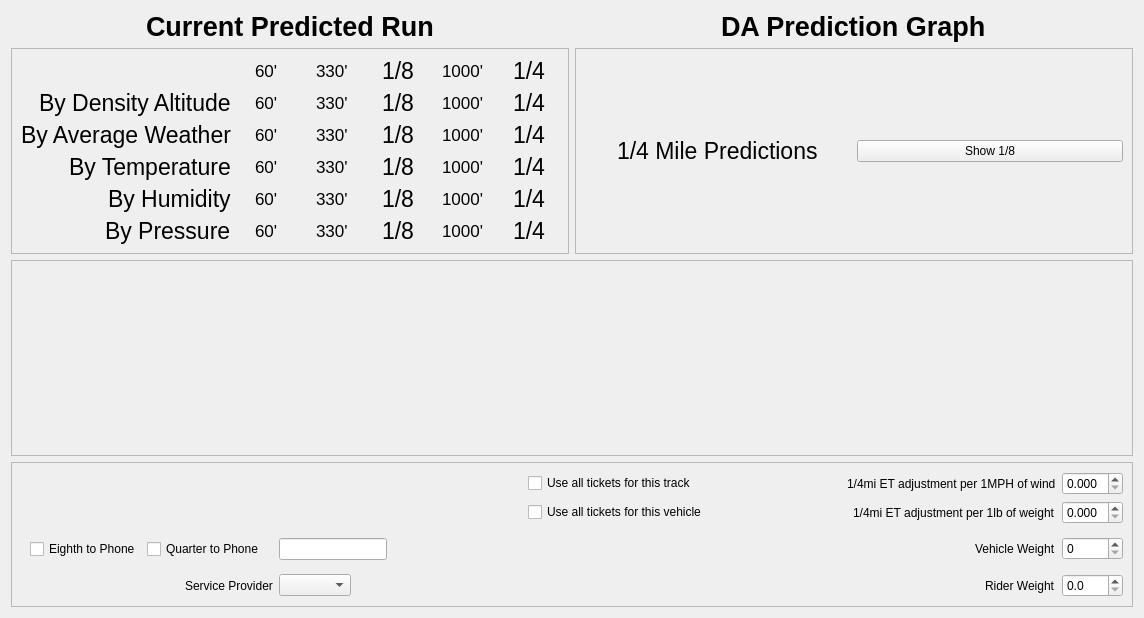
Old version of the form narob-desktop/predictiontab.ui in the repository iforgetware/narob.
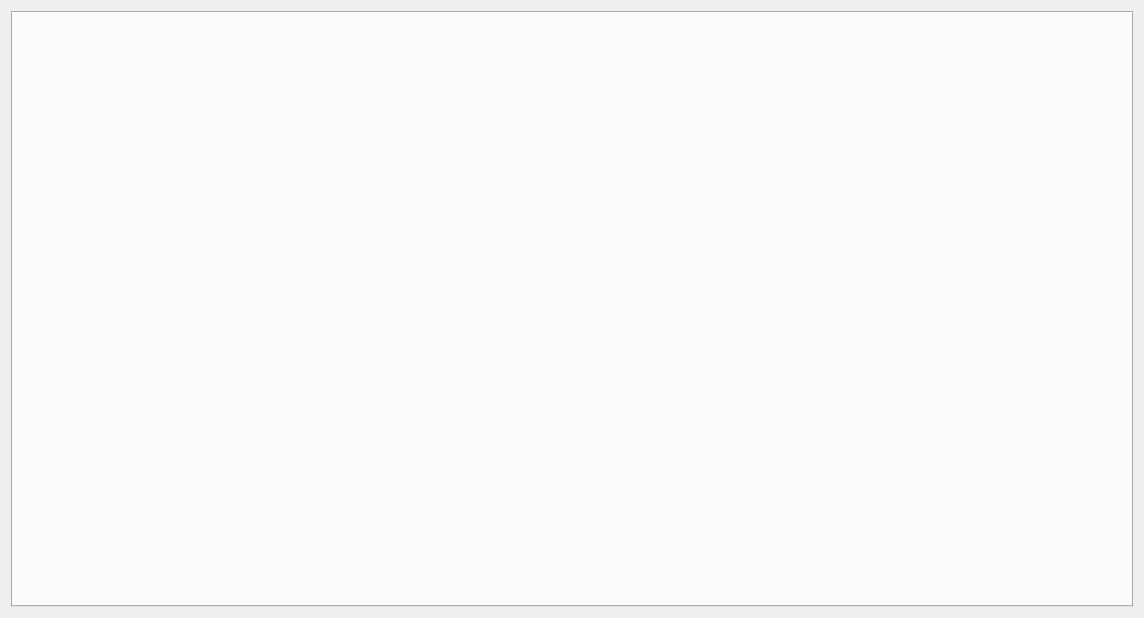
New version of the form. Custom widgets are drawn as their Qt base class.

Commit message: v0.5.0 ticket model and prediction changes

```diff
--- a/narob-desktop/predictiontab.ui
+++ b/narob-desktop/predictiontab.ui
@@ -13,710 +13,12 @@
   <property name="windowTitle">
    <string>Form</string>
   </property>
-  <layout class="QGridLayout" name="gridLayout">
-   <item row="0" column="0" alignment="Qt::AlignHCenter">
-    <widget class="QLabel" name="currentPLabel">
-     <property name="font">
-      <font>
-       <pointsize>20</pointsize>
-       <weight>75</weight>
-       <bold>true</bold>
-      </font>
-     </property>
-     <property name="text">
-      <string>Current Predicted Run</string>
-     </property>
-    </widget>
-   </item>
-   <item row="6" column="0">
-    <widget class="QFrame" name="currentPFrame">
-     <property name="frameShape">
-      <enum>QFrame::StyledPanel</enum>
-     </property>
-     <property name="frameShadow">
-      <enum>QFrame::Raised</enum>
-     </property>
-     <layout class="QGridLayout" name="gridLayout_3">
-      <item row="2" column="0" alignment="Qt::AlignRight">
-       <widget class="QLabel" name="averageLabel">
-        <property name="font">
-         <font>
-          <pointsize>17</pointsize>
-         </font>
-        </property>
-        <property name="text">
-         <string>By Average Weather</string>
-        </property>
-       </widget>
-      </item>
-      <item row="1" column="2" alignment="Qt::AlignHCenter">
-       <widget class="QLabel" name="threeThirtyD">
-        <property name="font">
-         <font>
-          <pointsize>13</pointsize>
-         </font>
-        </property>
-        <property name="text">
-         <string>330'</string>
-        </property>
-       </widget>
-      </item>
-      <item row="0" column="3" alignment="Qt::AlignHCenter">
-       <widget class="QLabel" name="eighthLabel">
-        <property name="font">
-         <font>
-          <pointsize>17</pointsize>
-         </font>
-        </property>
-        <property name="text">
-         <string>1/8</string>
-        </property>
-       </widget>
-      </item>
-      <item row="3" column="3" alignment="Qt::AlignHCenter">
-       <widget class="QLabel" name="eighthT">
-        <property name="font">
-         <font>
-          <pointsize>17</pointsize>
-         </font>
-        </property>
-        <property name="text">
-         <string>1/8</string>
-        </property>
-       </widget>
-      </item>
-      <item row="2" column="3" alignment="Qt::AlignHCenter">
-       <widget class="QLabel" name="eighthA">
-        <property name="font">
-         <font>
-          <pointsize>17</pointsize>
-         </font>
-        </property>
-        <property name="text">
-         <string>1/8</string>
-        </property>
-       </widget>
-      </item>
-      <item row="3" column="4" alignment="Qt::AlignHCenter">
-       <widget class="QLabel" name="thousandT">
-        <property name="font">
-         <font>
-          <pointsize>13</pointsize>
-         </font>
-        </property>
-        <property name="text">
-         <string>1000'</string>
-        </property>
-       </widget>
-      </item>
-      <item row="4" column="1" alignment="Qt::AlignHCenter">
-       <widget class="QLabel" name="sixtyH">
-        <property name="font">
-         <font>
-          <pointsize>13</pointsize>
-         </font>
-        </property>
-        <property name="text">
-         <string>60'</string>
-        </property>
-       </widget>
-      </item>
-      <item row="1" column="5" alignment="Qt::AlignHCenter">
-       <widget class="QLabel" name="quarterD">
-        <property name="font">
-         <font>
-          <pointsize>17</pointsize>
-         </font>
-        </property>
-        <property name="text">
-         <string>1/4</string>
-        </property>
-       </widget>
-      </item>
-      <item row="4" column="3" alignment="Qt::AlignHCenter">
-       <widget class="QLabel" name="eighthH">
-        <property name="font">
-         <font>
-          <pointsize>17</pointsize>
-         </font>
-        </property>
-        <property name="text">
-         <string>1/8</string>
-        </property>
-       </widget>
-      </item>
-      <item row="0" column="4" alignment="Qt::AlignHCenter">
-       <widget class="QLabel" name="thousandLabel">
-        <property name="font">
-         <font>
-          <pointsize>13</pointsize>
-         </font>
-        </property>
-        <property name="text">
-         <string>1000'</string>
-        </property>
-       </widget>
-      </item>
-      <item row="2" column="5" alignment="Qt::AlignHCenter">
-       <widget class="QLabel" name="quarterA">
-        <property name="font">
-         <font>
-          <pointsize>17</pointsize>
-         </font>
-        </property>
-        <property name="text">
-         <string>1/4</string>
-        </property>
-       </widget>
-      </item>
-      <item row="0" column="5" alignment="Qt::AlignHCenter">
-       <widget class="QLabel" name="quarterLabel">
-        <property name="font">
-         <font>
-          <pointsize>17</pointsize>
-         </font>
-        </property>
-        <property name="text">
-         <string>1/4</string>
-        </property>
-       </widget>
-      </item>
-      <item row="5" column="0" alignment="Qt::AlignRight">
-       <widget class="QLabel" name="pressureLabel">
-        <property name="font">
-         <font>
-          <pointsize>17</pointsize>
-         </font>
-        </property>
-        <property name="text">
-         <string>By Pressure</string>
-        </property>
-       </widget>
-      </item>
-      <item row="0" column="2" alignment="Qt::AlignHCenter">
-       <widget class="QLabel" name="threeThirtyLabel">
-        <property name="font">
-         <font>
-          <pointsize>13</pointsize>
-         </font>
-        </property>
-        <property name="text">
-         <string>330'</string>
-        </property>
-       </widget>
-      </item>
-      <item row="4" column="2" alignment="Qt::AlignHCenter">
-       <widget class="QLabel" name="threeThirtyH">
-        <property name="font">
-         <font>
-          <pointsize>13</pointsize>
-         </font>
-        </property>
-        <property name="text">
-         <string>330'</string>
-        </property>
-       </widget>
-      </item>
-      <item row="5" column="2" alignment="Qt::AlignHCenter">
-       <widget class="QLabel" name="threeThirtyP">
-        <property name="font">
-         <font>
-          <pointsize>13</pointsize>
-         </font>
-        </property>
-        <property name="text">
-         <string>330'</string>
-        </property>
-       </widget>
-      </item>
-      <item row="5" column="3" alignment="Qt::AlignHCenter">
-       <widget class="QLabel" name="eighthP">
-        <property name="font">
-         <font>
-          <pointsize>17</pointsize>
-         </font>
-        </property>
-        <property name="text">
-         <string>1/8</string>
-        </property>
-       </widget>
-      </item>
-      <item row="1" column="1" alignment="Qt::AlignHCenter">
-       <widget class="QLabel" name="sixtyD">
-        <property name="font">
-         <font>
-          <pointsize>13</pointsize>
-         </font>
-        </property>
-        <property name="text">
-         <string>60'</string>
-        </property>
-       </widget>
-      </item>
-      <item row="5" column="4" alignment="Qt::AlignHCenter">
-       <widget class="QLabel" name="thousandP">
-        <property name="font">
-         <font>
-          <pointsize>13</pointsize>
-         </font>
-        </property>
-        <property name="text">
-         <string>1000'</string>
-        </property>
-       </widget>
-      </item>
-      <item row="2" column="1" alignment="Qt::AlignHCenter">
-       <widget class="QLabel" name="sixtyA">
-        <property name="font">
-         <font>
-          <pointsize>13</pointsize>
-         </font>
-        </property>
-        <property name="text">
-         <string>60'</string>
-        </property>
-       </widget>
-      </item>
-      <item row="1" column="4" alignment="Qt::AlignHCenter">
-       <widget class="QLabel" name="thousandD">
-        <property name="font">
-         <font>
-          <pointsize>13</pointsize>
-         </font>
-        </property>
-        <property name="text">
-         <string>1000'</string>
-        </property>
-       </widget>
-      </item>
-      <item row="2" column="4" alignment="Qt::AlignHCenter">
-       <widget class="QLabel" name="thousandA">
-        <property name="font">
-         <font>
-          <pointsize>13</pointsize>
-         </font>
-        </property>
-        <property name="text">
-         <string>1000'</string>
-        </property>
-       </widget>
-      </item>
-      <item row="3" column="1" alignment="Qt::AlignHCenter">
-       <widget class="QLabel" name="sixtyT">
-        <property name="font">
-         <font>
-          <pointsize>13</pointsize>
-         </font>
-        </property>
-        <property name="text">
-         <string>60'</string>
-        </property>
-       </widget>
-      </item>
-      <item row="3" column="2" alignment="Qt::AlignHCenter">
-       <widget class="QLabel" name="threeThirtyT">
-        <property name="font">
-         <font>
-          <pointsize>13</pointsize>
-         </font>
-        </property>
-        <property name="text">
-         <string>330'</string>
-        </property>
-       </widget>
-      </item>
-      <item row="4" column="0" alignment="Qt::AlignRight">
-       <widget class="QLabel" name="humidityLabel">
-        <property name="font">
-         <font>
-          <pointsize>17</pointsize>
-         </font>
-        </property>
-        <property name="text">
-         <string>By Humidity</string>
-        </property>
-       </widget>
-      </item>
-      <item row="0" column="1" alignment="Qt::AlignHCenter">
-       <widget class="QLabel" name="sixtyLabel">
-        <property name="font">
-         <font>
-          <pointsize>13</pointsize>
-         </font>
-        </property>
-        <property name="text">
-         <string>60'</string>
-        </property>
-       </widget>
-      </item>
-      <item row="1" column="0" alignment="Qt::AlignRight">
-       <widget class="QLabel" name="densityALabel">
-        <property name="font">
-         <font>
-          <pointsize>17</pointsize>
-         </font>
-        </property>
-        <property name="text">
-         <string>By Density Altitude</string>
-        </property>
-       </widget>
-      </item>
-      <item row="4" column="4" alignment="Qt::AlignHCenter">
-       <widget class="QLabel" name="thousandH">
-        <property name="font">
-         <font>
-          <pointsize>13</pointsize>
-         </font>
-        </property>
-        <property name="text">
-         <string>1000'</string>
-        </property>
-       </widget>
-      </item>
-      <item row="3" column="5" alignment="Qt::AlignHCenter">
-       <widget class="QLabel" name="quarterT">
-        <property name="font">
-         <font>
-          <pointsize>17</pointsize>
-         </font>
-        </property>
-        <property name="text">
-         <string>1/4</string>
-        </property>
-       </widget>
-      </item>
-      <item row="2" column="2" alignment="Qt::AlignHCenter">
-       <widget class="QLabel" name="threeThirtyA">
-        <property name="font">
-         <font>
-          <pointsize>13</pointsize>
-         </font>
-        </property>
-        <property name="text">
-         <string>330'</string>
-        </property>
-       </widget>
-      </item>
-      <item row="1" column="3" alignment="Qt::AlignHCenter">
-       <widget class="QLabel" name="eighthD">
-        <property name="font">
-         <font>
-          <pointsize>17</pointsize>
-         </font>
-        </property>
-        <property name="text">
-         <string>1/8</string>
-        </property>
-       </widget>
-      </item>
-      <item row="3" column="0" alignment="Qt::AlignRight">
-       <widget class="QLabel" name="temperatureLabel">
-        <property name="font">
-         <font>
-          <pointsize>17</pointsize>
-         </font>
-        </property>
-        <property name="text">
-         <string>By Temperature</string>
-        </property>
-       </widget>
-      </item>
-      <item row="5" column="1" alignment="Qt::AlignHCenter">
-       <widget class="QLabel" name="sixtyP">
-        <property name="font">
-         <font>
-          <pointsize>13</pointsize>
-         </font>
-        </property>
-        <property name="text">
-         <string>60'</string>
-        </property>
-       </widget>
-      </item>
-      <item row="4" column="5" alignment="Qt::AlignHCenter">
-       <widget class="QLabel" name="quarterH">
-        <property name="font">
-         <font>
-          <pointsize>17</pointsize>
-         </font>
-        </property>
-        <property name="text">
-         <string>1/4</string>
-        </property>
-       </widget>
-      </item>
-      <item row="5" column="5" alignment="Qt::AlignHCenter">
-       <widget class="QLabel" name="quarterP">
-        <property name="font">
-         <font>
-          <pointsize>17</pointsize>
-         </font>
-        </property>
-        <property name="text">
-         <string>1/4</string>
-        </property>
-       </widget>
-      </item>
-     </layout>
-    </widget>
-   </item>
-   <item row="6" column="1">
-    <widget class="QFrame" name="graphFrame">
-     <property name="frameShape">
-      <enum>QFrame::StyledPanel</enum>
-     </property>
-     <property name="frameShadow">
-      <enum>QFrame::Raised</enum>
-     </property>
-     <layout class="QGridLayout" name="gridLayout_6">
-      <item row="0" column="1">
-       <widget class="QPushButton" name="lengthToggleButton">
-        <property name="text">
-         <string>Show 1/8</string>
-        </property>
-       </widget>
-      </item>
-      <item row="0" column="0" alignment="Qt::AlignHCenter">
-       <widget class="QLabel" name="lengthLabel">
-        <property name="font">
-         <font>
-          <pointsize>17</pointsize>
-         </font>
-        </property>
-        <property name="text">
-         <string>1/4 Mile Predictions</string>
-        </property>
-       </widget>
-      </item>
-     </layout>
-    </widget>
-   </item>
-   <item row="7" column="0" colspan="2">
-    <widget class="QFrame" name="frame_3">
-     <property name="sizePolicy">
-      <sizepolicy hsizetype="Expanding" vsizetype="Expanding">
-       <horstretch>0</horstretch>
-       <verstretch>0</verstretch>
-      </sizepolicy>
-     </property>
-     <property name="frameShape">
-      <enum>QFrame::StyledPanel</enum>
-     </property>
-     <property name="frameShadow">
-      <enum>QFrame::Raised</enum>
-     </property>
-     <layout class="QGridLayout" name="gridLayout_2"/>
-    </widget>
-   </item>
-   <item row="8" column="0" colspan="2">
-    <widget class="QFrame" name="settingsFrame">
-     <property name="frameShape">
-      <enum>QFrame::StyledPanel</enum>
-     </property>
-     <property name="frameShadow">
-      <enum>QFrame::Raised</enum>
-     </property>
-     <layout class="QGridLayout" name="gridLayout_4">
-      <item row="7" column="11" alignment="Qt::AlignRight">
-       <widget class="QLabel" name="vehicleWeightLabel">
-        <property name="text">
-         <string>Vehicle Weight</string>
-        </property>
-       </widget>
-      </item>
-      <item row="8" column="11" alignment="Qt::AlignRight">
-       <widget class="QLabel" name="riderWeightLabel">
-        <property name="text">
-         <string>Rider Weight</string>
-        </property>
-       </widget>
-      </item>
-      <item row="4" column="12">
-       <widget class="QDoubleSpinBox" name="windAdjustmentSpinBox">
-        <property name="decimals">
-         <number>3</number>
-        </property>
-        <property name="maximum">
-         <double>0.990000000000000</double>
-        </property>
-        <property name="singleStep">
-         <double>0.001000000000000</double>
-        </property>
-       </widget>
-      </item>
-      <item row="5" column="12">
-       <widget class="QDoubleSpinBox" name="weightAdjustmentSpinBox">
-        <property name="decimals">
-         <number>3</number>
-        </property>
-        <property name="maximum">
-         <double>0.999000000000000</double>
-        </property>
-        <property name="singleStep">
-         <double>0.001000000000000</double>
-        </property>
-       </widget>
-      </item>
-      <item row="8" column="1" alignment="Qt::AlignRight">
-       <widget class="QLabel" name="textProviderLabel">
-        <property name="text">
-         <string>Service Provider</string>
-        </property>
-       </widget>
-      </item>
-      <item row="8" column="2">
-       <widget class="ProviderBox" name="textProviderComboBox">
-        <property name="sizePolicy">
-         <sizepolicy hsizetype="Maximum" vsizetype="Fixed">
-          <horstretch>0</horstretch>
-          <verstretch>0</verstretch>
-         </sizepolicy>
-        </property>
-       </widget>
-      </item>
-      <item row="5" column="11" alignment="Qt::AlignRight">
-       <widget class="QLabel" name="weightAdjustmentLabel">
-        <property name="text">
-         <string>1/4mi ET adjustment per 1lb of weight</string>
-        </property>
-       </widget>
-      </item>
-      <item row="7" column="2">
-       <widget class="QLineEdit" name="textNumberEdit">
-        <property name="sizePolicy">
-         <sizepolicy hsizetype="Maximum" vsizetype="Fixed">
-          <horstretch>0</horstretch>
-          <verstretch>0</verstretch>
-         </sizepolicy>
-        </property>
-       </widget>
-      </item>
-      <item row="4" column="11" alignment="Qt::AlignRight">
-       <widget class="QLabel" name="windAdjustmentLabel">
-        <property name="text">
-         <string>1/4mi ET adjustment per 1MPH of wind</string>
-        </property>
-       </widget>
-      </item>
-      <item row="7" column="1">
-       <widget class="QFrame" name="frame_2">
-        <property name="frameShape">
-         <enum>QFrame::NoFrame</enum>
-        </property>
-        <property name="frameShadow">
-         <enum>QFrame::Raised</enum>
-        </property>
-        <property name="lineWidth">
-         <number>0</number>
-        </property>
-        <layout class="QGridLayout" name="gridLayout_5">
-         <item row="0" column="1">
-          <widget class="QCheckBox" name="eToPhoneCheckBox">
-           <property name="text">
-            <string>Eighth to Phone</string>
-           </property>
-          </widget>
-         </item>
-         <item row="0" column="2">
-          <widget class="QCheckBox" name="qToPhoneCheckBox">
-           <property name="text">
-            <string>Quarter to Phone</string>
-           </property>
-          </widget>
-         </item>
-        </layout>
-       </widget>
-      </item>
-      <item row="8" column="12">
-       <widget class="QDoubleSpinBox" name="riderWeightSpinBox">
-        <property name="decimals">
-         <number>1</number>
-        </property>
-        <property name="maximum">
-         <double>999.000000000000000</double>
-        </property>
-        <property name="singleStep">
-         <double>0.100000000000000</double>
-        </property>
-       </widget>
-      </item>
-      <item row="7" column="12">
-       <widget class="QSpinBox" name="vehicleWeightSpinBox">
-        <property name="maximum">
-         <number>10000</number>
-        </property>
-       </widget>
-      </item>
-      <item row="4" column="3">
-       <spacer name="horizontalSpacer_2">
-        <property name="orientation">
-         <enum>Qt::Horizontal</enum>
-        </property>
-        <property name="sizeHint" stdset="0">
-         <size>
-          <width>40</width>
-          <height>20</height>
-         </size>
-        </property>
-       </spacer>
-      </item>
-      <item row="4" column="5">
-       <spacer name="horizontalSpacer">
-        <property name="orientation">
-         <enum>Qt::Horizontal</enum>
-        </property>
-        <property name="sizeHint" stdset="0">
-         <size>
-          <width>40</width>
-          <height>20</height>
-         </size>
-        </property>
-       </spacer>
-      </item>
-      <item row="4" column="4">
-       <widget class="QCheckBox" name="trackTicketsCheckBox">
-        <property name="text">
-         <string>Use all tickets for this track</string>
-        </property>
-       </widget>
-      </item>
-      <item row="5" column="4">
-       <widget class="QCheckBox" name="vehicleTicketsCheckBox">
-        <property name="text">
-         <string>Use all tickets for this vehicle</string>
-        </property>
-       </widget>
-      </item>
-     </layout>
-    </widget>
-   </item>
-   <item row="0" column="1" alignment="Qt::AlignHCenter">
-    <widget class="QLabel" name="graphLabel">
-     <property name="font">
-      <font>
-       <pointsize>20</pointsize>
-       <weight>75</weight>
-       <bold>true</bold>
-      </font>
-     </property>
-     <property name="text">
-      <string>DA Prediction Graph</string>
-     </property>
-    </widget>
+  <layout class="QVBoxLayout" name="verticalLayout">
+   <item>
+    <widget class="QTabWidget" name="tabWidget"/>
    </item>
   </layout>
  </widget>
- <customwidgets>
-  <customwidget>
-   <class>ProviderBox</class>
-   <extends>QComboBox</extends>
-   <header>providerbox.h</header>
-  </customwidget>
- </customwidgets>
- <tabstops>
-  <tabstop>eToPhoneCheckBox</tabstop>
-  <tabstop>qToPhoneCheckBox</tabstop>
- </tabstops>
  <resources/>
  <connections/>
 </ui>
```
The commit also changes 125 other files.
